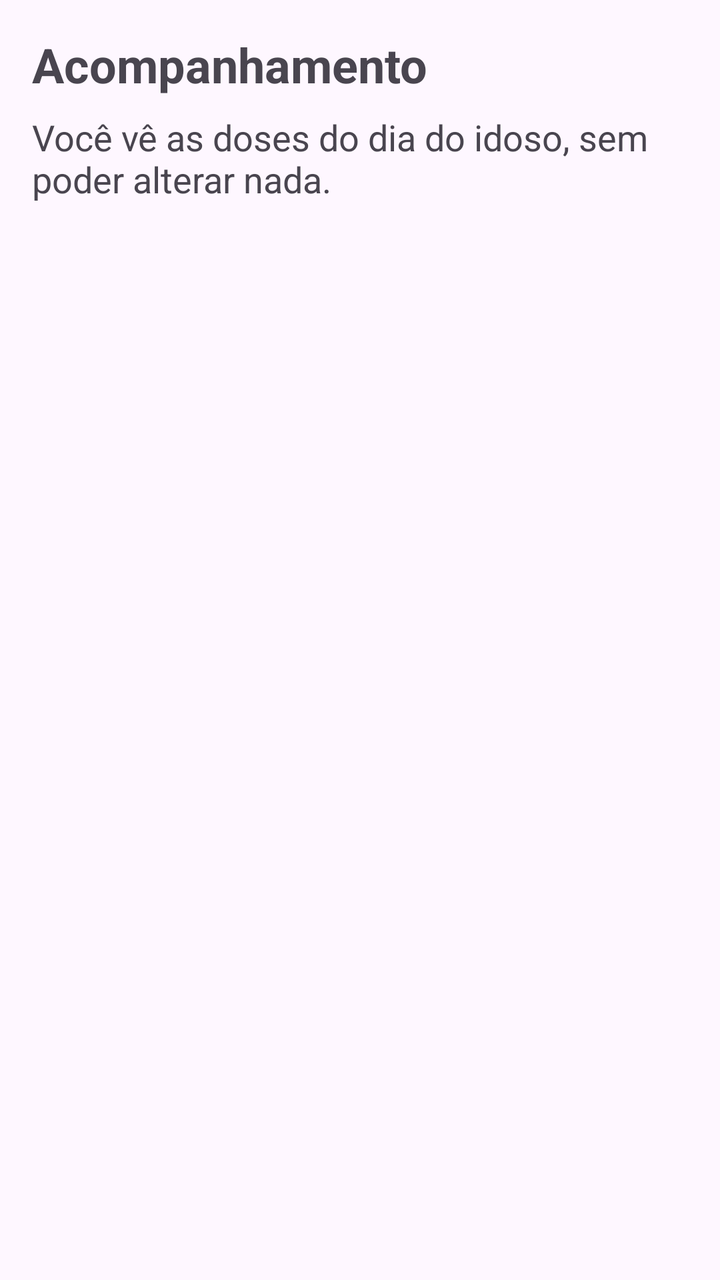
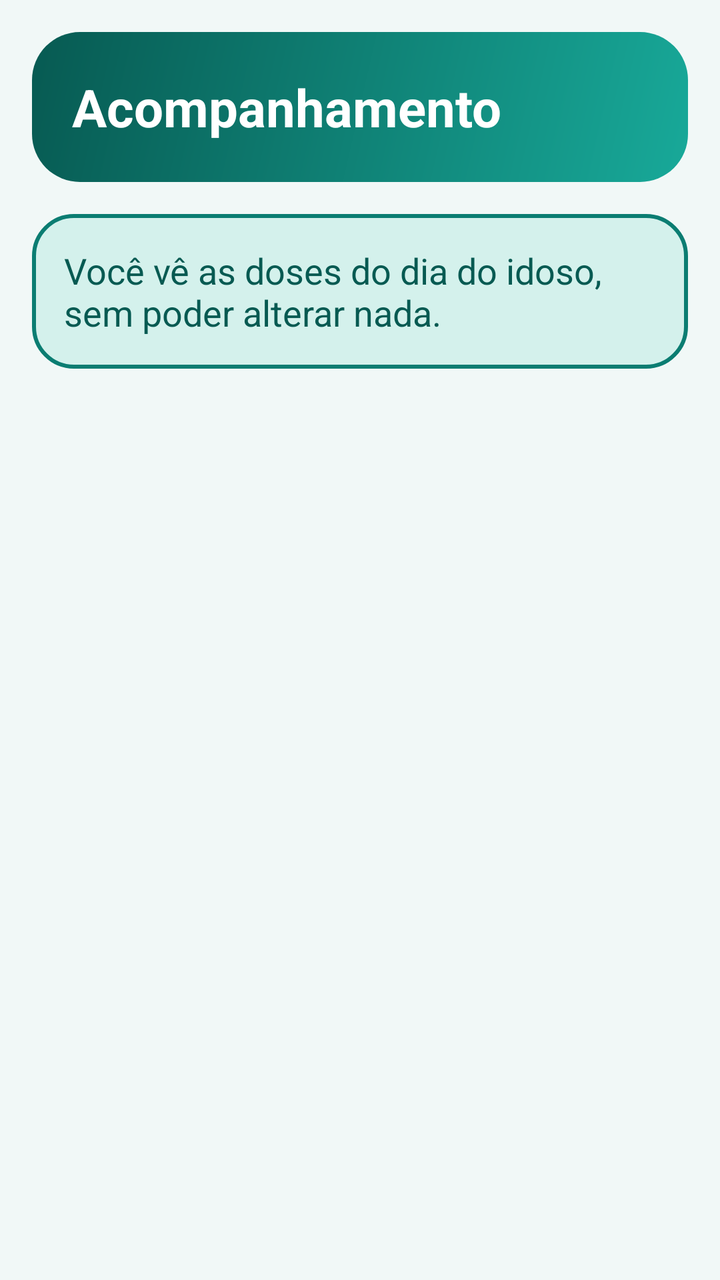

Screens rendered from an Android XML layout before and after an edit, with the pre-edit source and the edit as a unified diff.
<!-- AndroidManifest.xml: application theme Theme.RemedioCerto -->
<!-- res/layout/fragment_acompanhamento.xml -->
<?xml version="1.0" encoding="utf-8"?>
<LinearLayout xmlns:android="http://schemas.android.com/apk/res/android"
    android:layout_width="match_parent"
    android:layout_height="match_parent"
    android:orientation="vertical"
    android:padding="@dimen/margem">

    <TextView
        android:id="@+id/tvTitulo"
        android:layout_width="match_parent"
        android:layout_height="wrap_content"
        android:text="@string/acompanhamento_titulo"
        android:textSize="@dimen/texto_titulo"
        android:textStyle="bold" />

    <TextView
        android:id="@+id/tvSomenteLeitura"
        android:layout_width="match_parent"
        android:layout_height="wrap_content"
        android:layout_marginTop="8dp"
        android:text="@string/acompanhamento_somente_leitura"
        android:textSize="@dimen/texto_corpo" />

    <androidx.recyclerview.widget.RecyclerView
        android:id="@+id/rvDoses"
        android:layout_width="match_parent"
        android:layout_height="0dp"
        android:layout_marginTop="@dimen/margem"
        android:layout_weight="1" />
</LinearLayout>
<!-- resources referenced by this layout -->
<resources>
  <dimen name="texto_titulo">24sp</dimen>
  <style name="Theme.RemedioCerto" parent="Theme.Material3.DayNight.NoActionBar" />
  <!-- unchanged entries left out for length: 4 -->
</resources>

<!-- the commit's change to res/layout/fragment_acompanhamento.xml (unified diff, before → after) -->
@@ -7,18 +7,20 @@
 
     <TextView
         android:id="@+id/tvTitulo"
+        style="@style/Estilo.Titulo"
         android:layout_width="match_parent"
         android:layout_height="wrap_content"
-        android:text="@string/acompanhamento_titulo"
-        android:textSize="@dimen/texto_titulo"
-        android:textStyle="bold" />
+        android:text="@string/acompanhamento_titulo" />
 
     <TextView
         android:id="@+id/tvSomenteLeitura"
         android:layout_width="match_parent"
         android:layout_height="wrap_content"
-        android:layout_marginTop="8dp"
+        android:layout_marginTop="@dimen/margem"
+        android:background="@drawable/bg_destaque"
+        android:padding="@dimen/margem"
         android:text="@string/acompanhamento_somente_leitura"
+        android:textColor="@color/rc_primaria_escura"
         android:textSize="@dimen/texto_corpo" />
 
     <androidx.recyclerview.widget.RecyclerView
@@ -26,5 +28,7 @@
         android:layout_width="match_parent"
         android:layout_height="0dp"
         android:layout_marginTop="@dimen/margem"
-        android:layout_weight="1" />
+        android:layout_weight="1"
+        android:clipToPadding="false"
+        android:paddingBottom="8dp" />
 </LinearLayout>
<!-- resource entries referenced after the edit -->
@@ -1,7 +1,128 @@
 <!-- resources referenced by this layout -->
 <resources>
-  <dimen name="texto_titulo">24sp</dimen>
-  <style name="Theme.RemedioCerto" parent="Theme.Material3.DayNight.NoActionBar" />
+  <color name="rc_primaria_escura">#075A52</color>
+  <!-- drawable bg_destaque (drawable) -->
+  <?xml version="1.0" encoding="utf-8"?>
+  <shape xmlns:android="http://schemas.android.com/apk/res/android"
+      android:shape="rectangle">
+      <solid android:color="@color/rc_primaria_clara" />
+      <stroke
+          android:width="2dp"
+          android:color="@color/rc_primaria" />
+      <corners android:radius="20dp" />
+  </shape>
+  <style name="Estilo.Titulo" parent="">
+          <item name="android:background">@drawable/bg_cabecalho</item>
+          <item name="android:textColor">@color/white</item>
+          <item name="android:textSize">26sp</item>
+          <item name="android:textStyle">bold</item>
+          <item name="android:padding">20dp</item>
+      </style>
+  <style name="Theme.RemedioCerto" parent="Theme.Material3.Light.NoActionBar">
+          
+          <item name="colorPrimary">@color/rc_primaria</item>
+          <item name="colorOnPrimary">@color/white</item>
+          <item name="colorPrimaryContainer">@color/rc_primaria_clara</item>
+          <item name="colorOnPrimaryContainer">@color/rc_primaria_escura</item>
+          <item name="colorSecondary">@color/rc_coral</item>
+          <item name="colorOnSecondary">@color/white</item>
+          <item name="colorSecondaryContainer">@color/rc_primaria_clara</item>
+          <item name="colorOnSecondaryContainer">@color/rc_primaria_escura</item>
+          <item name="colorTertiary">@color/rc_amarelo</item>
+  
+          
+          <item name="android:colorBackground">@color/rc_fundo</item>
+          <item name="android:windowBackground">@color/rc_fundo</item>
+          <item name="colorSurface">@color/rc_fundo</item>
+          <item name="colorSurfaceContainerLowest">@color/rc_superficie</item>
+          <item name="colorSurfaceContainerLow">@color/rc_superficie</item>
+          <item name="colorSurfaceContainer">@color/rc_superficie</item>
+          <item name="colorSurfaceContainerHigh">@color/rc_superficie</item>
+          <item name="colorSurfaceContainerHighest">@color/rc_superficie_alta</item>
+          <item name="colorOnSurface">@color/rc_texto</item>
+          <item name="colorOnSurfaceVariant">@color/rc_texto_suave</item>
+          <item name="colorOutline">#6F8F8B</item>
+          <item name="colorOutlineVariant">@color/rc_contorno</item>
+  
+          
+          <item name="shapeAppearanceSmallComponent">@style/Forma.Pequena</item>
+          <item name="shapeAppearanceMediumComponent">@style/Forma.Media</item>
+          <item name="shapeAppearanceLargeComponent">@style/Forma.Grande</item>
+  
+          
+          <item name="materialCardViewStyle">@style/Widget.RemedioCerto.Card</item>
+          <item name="materialButtonStyle">@style/Widget.RemedioCerto.Button</item>
+          <item name="materialButtonOutlinedStyle">@style/Widget.RemedioCerto.Button.Outlined</item>
+          <item name="bottomNavigationStyle">@style/Widget.RemedioCerto.BottomNav</item>
+      </style>
+  <color name="rc_primaria_clara">#D4F1EC</color>
+  <color name="rc_primaria">#0B7D72</color>
+  <!-- drawable bg_cabecalho (drawable) -->
+  <?xml version="1.0" encoding="utf-8"?>
+  <shape xmlns:android="http://schemas.android.com/apk/res/android"
+      android:shape="rectangle">
+      <gradient
+          android:angle="315"
+          android:endColor="@color/rc_gradiente_fim"
+          android:startColor="@color/rc_primaria_escura" />
+      <corners android:radius="24dp" />
+  </shape>
+  <color name="white">#FFFFFFFF</color>
+  <color name="rc_coral">#E8553A</color>
+  <color name="rc_amarelo">#FFC93C</color>
+  <color name="rc_fundo">#F1F8F7</color>
+  <color name="rc_superficie">#FFFFFF</color>
+  <color name="rc_superficie_alta">#E3F0EE</color>
+  <color name="rc_texto">#12312F</color>
+  <color name="rc_texto_suave">#4D6B68</color>
+  <color name="rc_contorno">#C9E2DE</color>
+  <style name="Forma.Pequena" parent="ShapeAppearance.Material3.SmallComponent">
+          <item name="cornerFamily">rounded</item>
+          <item name="cornerSize">14dp</item>
+      </style>
+  <style name="Forma.Media" parent="ShapeAppearance.Material3.MediumComponent">
+          <item name="cornerFamily">rounded</item>
+          <item name="cornerSize">22dp</item>
+      </style>
+  <style name="Forma.Grande" parent="ShapeAppearance.Material3.LargeComponent">
+          <item name="cornerFamily">rounded</item>
+          <item name="cornerSize">28dp</item>
+      </style>
+  <style name="Widget.RemedioCerto.Card" parent="Widget.Material3.CardView.Elevated">
+          <item name="cardBackgroundColor">@color/rc_superficie</item>
+          <item name="cardElevation">4dp</item>
+          <item name="cardCornerRadius">22dp</item>
+      </style>
+  <style name="Widget.RemedioCerto.Button" parent="Widget.Material3.Button">
+          <item name="android:textSize">18sp</item>
+          <item name="android:textStyle">bold</item>
+          <item name="android:textAllCaps">false</item>
+          <item name="android:insetTop">0dp</item>
+          <item name="android:insetBottom">0dp</item>
+          <item name="cornerRadius">28dp</item>
+      </style>
+  <style name="Widget.RemedioCerto.Button.Outlined" parent="Widget.Material3.Button.OutlinedButton">
+          <item name="android:textSize">18sp</item>
+          <item name="android:textStyle">bold</item>
+          <item name="android:textAllCaps">false</item>
+          <item name="android:insetTop">0dp</item>
+          <item name="android:insetBottom">0dp</item>
+          <item name="android:textColor">@color/rc_primaria_escura</item>
+          <item name="cornerRadius">28dp</item>
+          <item name="strokeColor">@color/rc_primaria</item>
+          <item name="strokeWidth">2dp</item>
+      </style>
+  <style name="Widget.RemedioCerto.BottomNav" parent="Widget.Material3.BottomNavigationView">
+          <item name="elevation">12dp</item>
+          <item name="labelVisibilityMode">labeled</item>
+          <item name="itemTextAppearanceActive">@style/Texto.Aba</item>
+          <item name="itemTextAppearanceInactive">@style/Texto.Aba</item>
+      </style>
+  <color name="rc_gradiente_fim">#18A999</color>
+  <style name="Texto.Aba" parent="TextAppearance.Material3.LabelMedium">
+          <item name="android:textSize">13sp</item>
+          <item name="android:textStyle">bold</item>
+      </style>
   <!-- unchanged entries left out for length: 4 -->
 </resources>
 
